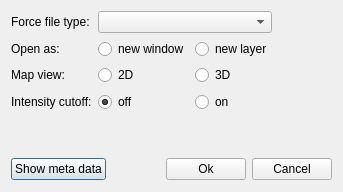
Qt form source/VISUAL/DIALOGS/TOPPViewOpenDialog.ui (hroest/flaming-archer) before a commit.
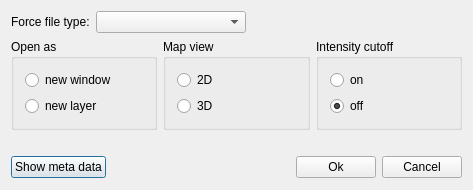
The same form after that commit.

Commit message: Added URL to help menu

The edit to the form file:
```diff
--- a/source/VISUAL/DIALOGS/TOPPViewOpenDialog.ui
+++ b/source/VISUAL/DIALOGS/TOPPViewOpenDialog.ui
@@ -5,8 +5,8 @@
    <rect>
     <x>0</x>
     <y>0</y>
-    <width>343</width>
-    <height>192</height>
+    <width>469</width>
+    <height>180</height>
    </rect>
   </property>
   <property name="windowTitle" >
@@ -23,7 +23,7 @@
      </property>
     </widget>
    </item>
-   <item row="0" column="1" colspan="2" >
+   <item row="0" column="1" >
     <widget class="QComboBox" name="force_" >
      <property name="minimumSize" >
       <size>
@@ -33,30 +33,28 @@
      </property>
     </widget>
    </item>
-   <item rowspan="4" row="0" column="3" >
+   <item row="0" column="2" >
     <spacer>
      <property name="orientation" >
       <enum>Qt::Horizontal</enum>
      </property>
      <property name="sizeHint" >
       <size>
-       <width>81</width>
-       <height>102</height>
+       <width>201</width>
+       <height>20</height>
       </size>
      </property>
     </spacer>
    </item>
-   <item row="1" column="0" >
-    <widget class="QLabel" name="textLabel1_5" >
-     <property name="text" >
-      <string>Open as:</string>
-     </property>
-     <property name="wordWrap" >
-      <bool>false</bool>
-     </property>
-    </widget>
-   </item>
-   <item row="1" column="1" >
+   <item row="1" column="0" colspan="3" >
+    <layout class="QHBoxLayout" >
+     <item>
+      <widget class="QGroupBox" name="groupBox" >
+       <property name="title" >
+        <string>Open as</string>
+       </property>
+       <layout class="QVBoxLayout" >
+        <item>
     <widget class="QRadioButton" name="window_" >
      <property name="text" >
       <string>new window</string>
@@ -66,24 +64,23 @@
      </property>
     </widget>
    </item>
-   <item row="1" column="2" >
+        <item>
     <widget class="QRadioButton" name="layer_" >
      <property name="text" >
       <string>new layer</string>
      </property>
     </widget>
    </item>
-   <item row="2" column="0" >
-    <widget class="QLabel" name="textLabel1_4" >
-     <property name="text" >
-      <string>Map view:</string>
-     </property>
-     <property name="wordWrap" >
-      <bool>false</bool>
-     </property>
-    </widget>
-   </item>
-   <item row="2" column="1" >
+       </layout>
+      </widget>
+     </item>
+     <item>
+      <widget class="QGroupBox" name="groupBox_2" >
+       <property name="title" >
+        <string>Map view</string>
+       </property>
+       <layout class="QVBoxLayout" >
+        <item>
     <widget class="QRadioButton" name="d2_" >
      <property name="text" >
       <string>2D</string>
@@ -93,24 +90,30 @@
      </property>
     </widget>
    </item>
-   <item row="2" column="2" >
+        <item>
     <widget class="QRadioButton" name="d3_" >
      <property name="text" >
       <string>3D</string>
      </property>
     </widget>
    </item>
-   <item row="3" column="0" >
-    <widget class="QLabel" name="textLabel1_6" >
+       </layout>
+      </widget>
+     </item>
+     <item>
+      <widget class="QGroupBox" name="groupBox_3" >
+       <property name="title" >
+        <string>Intensity cutoff</string>
+       </property>
+       <layout class="QVBoxLayout" >
+        <item>
+         <widget class="QRadioButton" name="cutoff_" >
      <property name="text" >
-      <string>Intensity cutoff:</string>
-     </property>
-     <property name="wordWrap" >
-      <bool>false</bool>
+           <string>on</string>
      </property>
     </widget>
    </item>
-   <item row="3" column="1" >
+        <item>
     <widget class="QRadioButton" name="nocutoff_" >
      <property name="enabled" >
       <bool>true</bool>
@@ -123,14 +126,12 @@
      </property>
     </widget>
    </item>
-   <item row="3" column="2" >
-    <widget class="QRadioButton" name="cutoff_" >
-     <property name="text" >
-      <string>on</string>
-     </property>
-    </widget>
-   </item>
-   <item row="4" column="0" colspan="4" >
+       </layout>
+      </widget>
+     </item>
+    </layout>
+   </item>
+   <item row="2" column="0" colspan="3" >
     <spacer>
      <property name="orientation" >
       <enum>Qt::Vertical</enum>
@@ -140,13 +141,13 @@
      </property>
      <property name="sizeHint" >
       <size>
-       <width>311</width>
-       <height>16</height>
+       <width>451</width>
+       <height>20</height>
       </size>
      </property>
     </spacer>
    </item>
-   <item row="5" column="0" colspan="4" >
+   <item row="3" column="0" colspan="3" >
     <layout class="QHBoxLayout" >
      <item>
       <widget class="QPushButton" name="metadata_" >
```
Left out of the diff: 8 changed lines with no effect on the pictures. Lines whose indentation alone changed are shown as unchanged. The commit also changes 2 other files.
